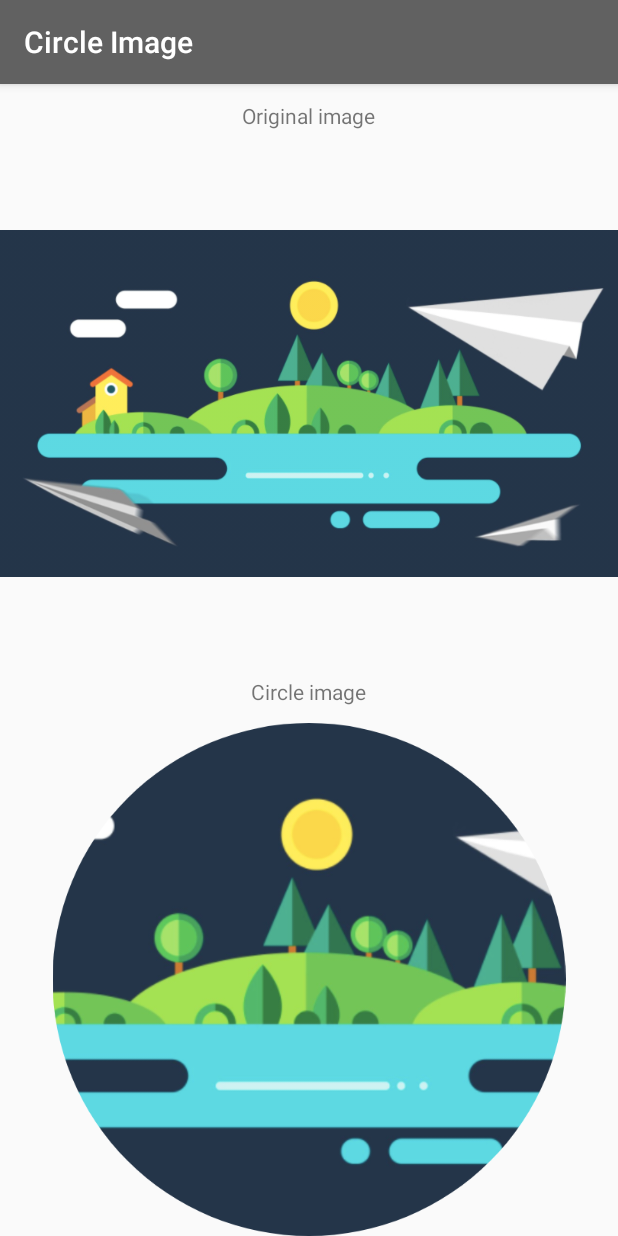
After one commit to vladymix/arch_ast, an Android app: the CircleBitmapActivity screen opened directly, with no data from a screen before it, on a phone screen of 412 x 824 dp. The commit adds this screen. Run offline under Robolectric (Android 15) with nearby library versions, the phone set to English and light mode, and no system bars.

Commit message:
Create ImageTools Round corner and circle image

```diff
--- a/AppTest/app/src/main/AndroidManifest.xml
+++ b/AppTest/app/src/main/AndroidManifest.xml
@@ -16,6 +16,9 @@
                 <category android:name="android.intent.category.LAUNCHER" />
             </intent-filter>
         </activity>
+        <activity
+            android:label="@string/circle_image"
+            android:name=".CircleBitmapActivity"/>
     </application>
 
 </manifest>
--- /dev/null
+++ b/AppTest/app/src/main/java/com/altamirano/fabricio/apptest/CircleBitmapActivity.java
@@ -0,0 +1,30 @@
+package com.altamirano.fabricio.apptest;
+
+import android.graphics.Bitmap;
+import android.graphics.drawable.BitmapDrawable;
+import android.graphics.drawable.Drawable;
+import android.support.v4.graphics.drawable.RoundedBitmapDrawable;
+import android.support.v4.graphics.drawable.RoundedBitmapDrawableFactory;
+import android.support.v7.app.AppCompatActivity;
+import android.os.Bundle;
+import android.widget.ImageView;
+
+import com.altamirano.fabricio.libraryast.ImageTools;
+
+public class CircleBitmapActivity extends AppCompatActivity {
+
+    @Override
+    protected void onCreate(Bundle savedInstanceState) {
+        super.onCreate(savedInstanceState);
+        setContentView(R.layout.activity_circle_bitmap);
+
+        ImageView imageView =  findViewById(R.id.image_view);
+
+        //extraemos el drawable en un bitmap
+        Drawable originalDrawable = getResources().getDrawable(R.drawable.bitmap_to_circle);
+
+        Bitmap originalBitmap = ((BitmapDrawable) originalDrawable).getBitmap();
+
+        imageView.setImageBitmap(ImageTools.getCircleBitmap(originalBitmap));
+    }
+}
--- /dev/null
+++ b/AppTest/app/src/main/res/layout/activity_circle_bitmap.xml
@@ -0,0 +1,35 @@
+<?xml version="1.0" encoding="utf-8"?>
+<LinearLayout xmlns:android="http://schemas.android.com/apk/res/android"
+    xmlns:app="http://schemas.android.com/apk/res-auto"
+    xmlns:tools="http://schemas.android.com/tools"
+    android:orientation="vertical"
+    android:layout_width="match_parent"
+    android:layout_height="match_parent">
+
+    <TextView
+        android:layout_margin="5pt"
+        android:layout_gravity="center"
+        android:text="Original image"
+        android:layout_width="wrap_content"
+        android:layout_height="wrap_content" />
+
+    <ImageView
+        android:src="@drawable/bitmap_to_circle"
+        android:layout_width="match_parent"
+        android:layout_height="0dp"
+        android:layout_weight=".5"/>
+
+    <TextView
+        android:layout_margin="5pt"
+        android:layout_gravity="center"
+        android:text="Circle image"
+        android:layout_width="wrap_content"
+        android:layout_height="wrap_content" />
+    <ImageView
+        android:id="@+id/image_view"
+        android:src="@drawable/bitmap_to_circle"
+        android:layout_width="match_parent"
+        android:layout_height="0dp"
+        android:layout_weight=".5"/>
+
+</LinearLayout>
--- a/AppTest/app/src/main/res/values/strings.xml
+++ b/AppTest/app/src/main/res/values/strings.xml
@@ -1,3 +1,4 @@
 <resources>
     <string name="app_name">AppTest</string>
+    <string name="circle_image">Circle Image</string>
 </resources>
--- a/AppTest/core/src/main/java/com/altamirano/fabricio/libraryast/ImageTools.java
+++ b/AppTest/core/src/main/java/com/altamirano/fabricio/libraryast/ImageTools.java
@@ -1,6 +1,17 @@
 package com.altamirano.fabricio.libraryast;
 
+import android.content.res.Resources;
 import android.graphics.Bitmap;
+import android.graphics.Canvas;
+import android.graphics.Paint;
+import android.graphics.PorterDuff;
+import android.graphics.PorterDuffXfermode;
+import android.graphics.Rect;
+import android.graphics.RectF;
+import android.graphics.drawable.BitmapDrawable;
+import android.graphics.drawable.Drawable;
+import android.support.v4.graphics.drawable.RoundedBitmapDrawable;
+import android.support.v4.graphics.drawable.RoundedBitmapDrawableFactory;
 
 /**
  * @autor Created by Fabricio Altamirano on 7/3/18.
@@ -8,11 +19,147 @@ import android.graphics.Bitmap;
 
 public class ImageTools {
 
-    public static int getDpi(Bitmap bitmap){
-        if(bitmap!=null){
-            return bitmap.getDensity();
-        }else{
-            return -1;
+    /**
+     * @param res resource app
+     * @param source input image any size
+     * @return Bitmap s circle image
+     */
+    public static Bitmap getCircleBitmap(Resources res, Bitmap source) {
+
+        // Create bitmap Squeare to create perfect circle image
+        Bitmap square = getSquareBitmap(source);
+
+        return getRoundedCornerBitmapDrawable(res, square, square.getHeight()).getBitmap();
+    }
+
+    public static Bitmap getCircleBitmap(Bitmap source) {
+        int width = 0;
+        int height = 0;
+
+        Bitmap bitmap = getSquareBitmap(source);
+        int minSize = Math.min(bitmap.getWidth(),bitmap.getHeight());
+
+        width = height = minSize;
+
+
+        Bitmap output = Bitmap.createBitmap(width, height, Bitmap.Config.ARGB_8888);
+        Canvas canvas = new Canvas(output);
+
+        final int color = 0xff424242;
+        final Paint paint = new Paint();
+        final Rect rect = new Rect(0, 0, width, height);
+        final RectF rectF = new RectF(rect);
+        final float roundPx = minSize;
+
+        paint.setAntiAlias(true);
+        canvas.drawARGB(0, 0, 0, 0);
+        paint.setColor(color);
+        canvas.drawRoundRect(rectF, roundPx, roundPx, paint);
+
+        paint.setXfermode(new PorterDuffXfermode(PorterDuff.Mode.SRC_IN));
+        canvas.drawBitmap(bitmap, rect, rect, paint);
+
+        return output;
+    }
+
+    /**
+     * @param res resource app
+     * @param source input image any size
+     * @return RoundedBitmapDrawable as circle image
+     */
+    public static RoundedBitmapDrawable getCircleBitmapDrawable(Resources res, Bitmap source) {
+
+        // Create bitmap Squeare to create perfect circle image
+        Bitmap square = getSquareBitmap(source);
+
+        return getRoundedCornerBitmapDrawable(res, square, square.getHeight());
+    }
+
+    /**
+     * @param res resource app
+     * @param source input image any size
+     * @param cornerRadius size to corner radius image
+     * @return RoundedBitmapDrawable with corner radius
+     */
+    public static RoundedBitmapDrawable getRoundedCornerBitmapDrawable(Resources res, Bitmap source, float cornerRadius) {
+
+        // Create RoundedBitmapDrawable
+        RoundedBitmapDrawable roundedDrawable = RoundedBitmapDrawableFactory.create(res, source);
+
+        // Set cornerRadius
+        roundedDrawable.setCornerRadius(cornerRadius);
+
+        return roundedDrawable;
+    }
+
+    /**
+     * @param drawable input any drawable
+     * @param cornerRadius set radius corner to image
+     * @return bitmap with rounded corners
+     */
+    public static Bitmap getRoundedCornerBitmap(Drawable drawable, float cornerRadius){
+        Bitmap bitmap = ((BitmapDrawable) drawable).getBitmap() ;
+
+        return getRoundedCornerBitmap(bitmap, cornerRadius);
+
+    }
+
+    /**
+     * @param bitmap  input any bitmap
+     * @param cornerRadius et radius corner to image
+     * @return bitmap with rounded corners
+     */
+    public static Bitmap getRoundedCornerBitmap(Bitmap bitmap, float cornerRadius) {
+
+        int width = bitmap.getWidth();
+        int height = bitmap.getHeight();
+
+        Bitmap output = Bitmap.createBitmap(width, height, Bitmap.Config.ARGB_8888);
+        Canvas canvas = new Canvas(output);
+
+        final int color = 0xff424242;
+        final Paint paint = new Paint();
+        final Rect rect = new Rect(0, 0, width, height);
+        final RectF rectF = new RectF(rect);
+
+        paint.setAntiAlias(true);
+        canvas.drawARGB(0, 0, 0, 0);
+        paint.setColor(color);
+        canvas.drawRoundRect(rectF, cornerRadius, cornerRadius, paint);
+
+        paint.setXfermode(new PorterDuffXfermode(PorterDuff.Mode.SRC_IN));
+        canvas.drawBitmap(bitmap, rect, rect, paint);
+
+        return output;
+    }
+
+    /**
+     * @param bitmap input image any size
+     * @return bitmap with min size as square
+     */
+    public static Bitmap getSquareBitmap(Bitmap bitmap) {
+        if (bitmap != null) {
+            if (bitmap.getHeight() >= bitmap.getWidth()) {
+                return Bitmap.createBitmap(
+                        bitmap,
+                        0,
+                        bitmap.getHeight() / 2 - bitmap.getWidth() / 2,
+                        bitmap.getWidth(),
+                        bitmap.getWidth());
+            } else {
+                return Bitmap.createBitmap(
+                        bitmap,
+                        bitmap.getWidth() / 2 - bitmap.getHeight() / 2,
+                        0,
+                        bitmap.getHeight(),
+                        bitmap.getHeight());
+            }
+        } else {
+            return null;
         }
     }
+
+
+
+
 }
```
Also changed, not shown: AppTest/app/src/main/java/com/altamirano/fabricio/apptest/MainActivity.java (+16 -0 lines), AppTest/app/src/main/res/layout/activity_main.xml (+8 -0 lines), AppTest/app/src/main/drawable/bitmap_to_circle.png (added), AppTest/app/src/main/res/drawable/bitmap_to_circle.png (added).
